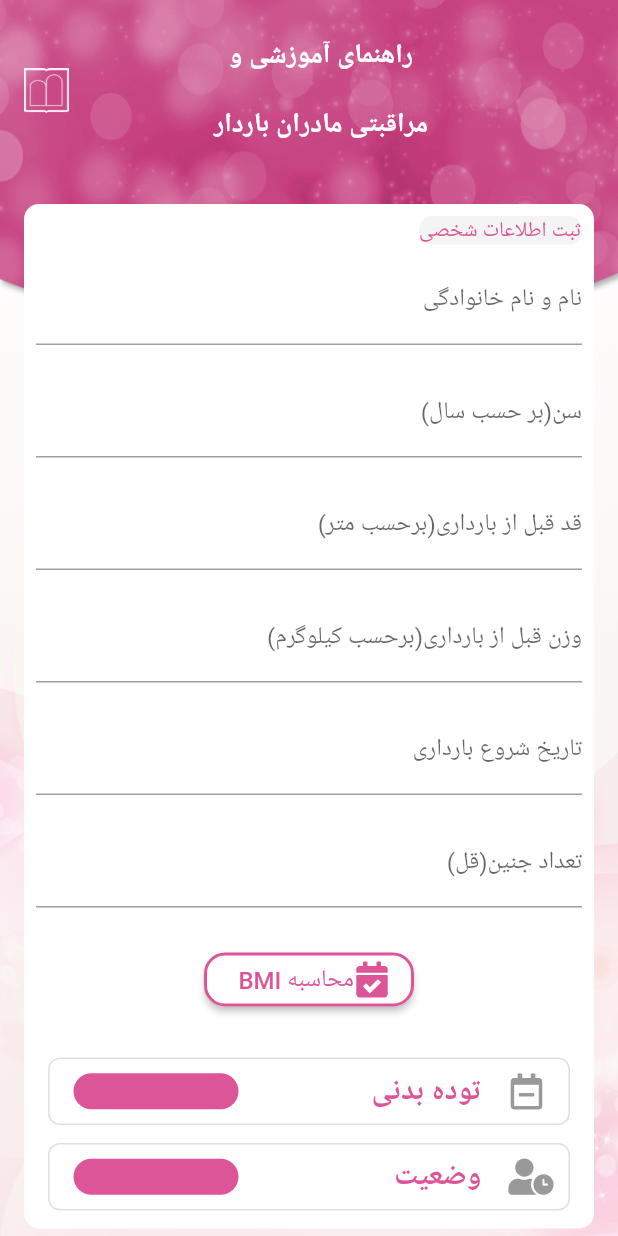
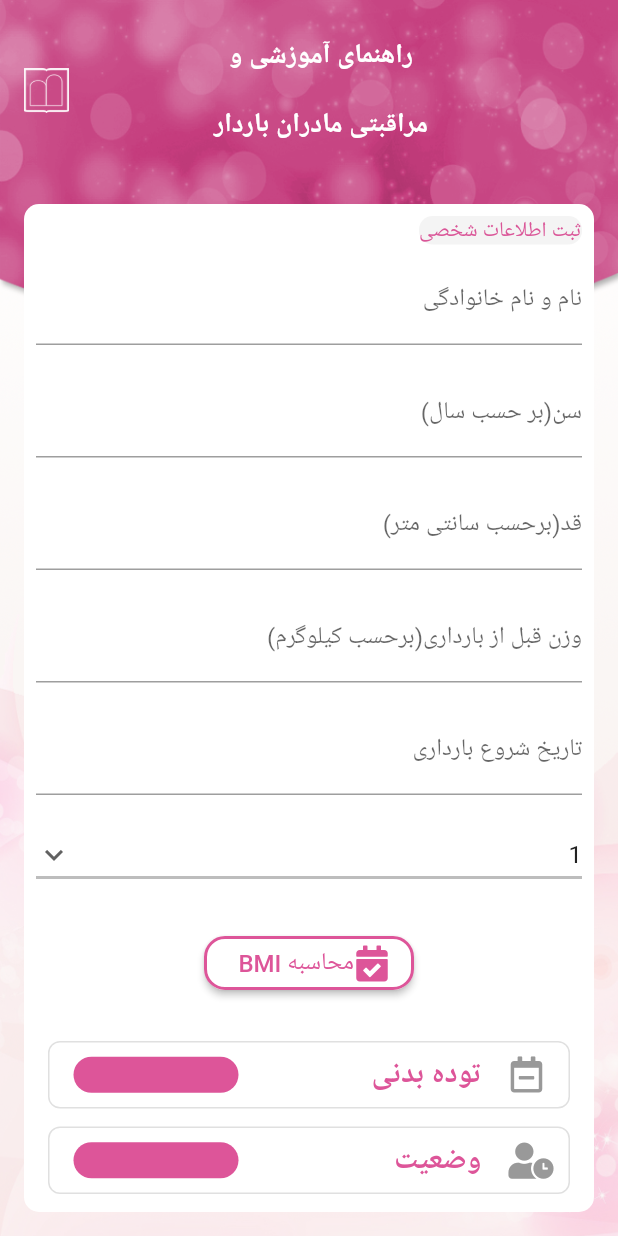
Before and after one commit to nima1998-AEC/Pregnancy, a Flutter app: the IntroPageB screen opened directly, after a tap on the "arrow forward" icon, on a phone screen of 412 x 824 dp. Run offline on Flutter 3.47's test engine with Material 2 defaults, Android fonts, the phone set to English and light mode, and no system bars; our stand-ins replace assets_audio_player, auto_size_text, charts_flutter, fluttertoast, font_awesome_flutter, shared_preferences; missing offline and left inert: persian_datepicker; accounts and stored records are empty; Roboto replaces fonts that are missing (Terafik, Yekan); project files that could hold a hidden picture were left out.

Commit message:
Update New Version

```diff
--- a/pregnancy_app/lib/Design/ProfilePageDesign.dart
+++ b/pregnancy_app/lib/Design/ProfilePageDesign.dart
@@ -28,7 +28,7 @@ class _ProfilePage extends State<ProfilePage> {
   final heightController = TextEditingController();
   final weightController = TextEditingController();
   final dateController = TextEditingController();
-  final numberController = TextEditingController();
+  String numberController = "1";
 
   String bmi = '';
   String status = '';
@@ -190,16 +190,17 @@ class _ProfilePage extends State<ProfilePage> {
                                       decimal: true),
                                   decoration: InputDecoration(
                                       helperText: notNull
-                                          ? "قد قبل از بارداری(برحسب متر)"
+                                          ? "قد(برحسب سانتی متر)"
                                           : null,
                                       hintText: notNull
-                                          ? motherProperties.height
-                                              .toStringAsFixed(2)
+                                          ? (motherProperties.height * 100)
+                                              .floorToDouble()
+                                              .floor()
                                               .toString()
                                           : null,
                                       labelText: notNull
                                           ? null
-                                          : "قد قبل از بارداری(برحسب متر)"),
+                                          : "قد(برحسب سانتی متر)"),
                                 ),
                                 margin: EdgeInsets.all(8.0),
                               ),
@@ -258,18 +259,43 @@ class _ProfilePage extends State<ProfilePage> {
                             ),
                             Directionality(
                               child: Container(
-                                child: TextFormField(
-                                  controller: numberController,
-                                  keyboardType:
-                                      TextInputType.numberWithOptions(),
-                                  decoration: InputDecoration(
-                                      helperText:
-                                          notNull ? "تعداد جنین(قل)" : null,
-                                      hintText: notNull
-                                          ? motherProperties.number.toString()
-                                          : null,
-                                      labelText:
-                                          notNull ? null : "تعداد جنین(قل)"),
+                                child: DropdownButton<String>(
+                                  value: numberController,
+                                  icon: Icon(Icons.keyboard_arrow_down),
+                                  iconSize: 24,
+                                  underline: Container(
+                                    height: 2,
+                                    color: Colors.black26,
+                                  ),
+                                  onChanged: (String newValue) {
+                                    setState(() {
+                                      if (newValue == "1")
+                                        numberController = "1";
+                                      else if (newValue == "2")
+                                        numberController = "2";
+                                      else
+                                        numberController = "2";
+                                    });
+                                  },
+                                  items: <String>[
+                                    '1',
+                                    '2',
+                                    'بیشتر از 2',
+                                  ].map<DropdownMenuItem<String>>(
+                                      (String value) {
+                                    return DropdownMenuItem<String>(
+                                      value: value,
+                                      child: Container(
+                                        alignment: Alignment.centerRight,
+                                        child: Text(
+                                          value,
+                                          textDirection: TextDirection.rtl,
+                                        ),
+                                      ),
+                                    );
+                                  }).toList(),
+                                  isExpanded: true,
+                                  // hint: Text("تعداد جنین"),
                                 ),
                                 margin: EdgeInsets.all(8.0),
                               ),
@@ -331,11 +357,16 @@ class _ProfilePage extends State<ProfilePage> {
                                       );
                                     } else if (_heightValid && _weightValid) {
                                       bmi = calculationBmi(
-                                          heightController.text,
-                                          weightController.text)[0];
+                                        (double.parse(heightController.text) /
+                                                100.0)
+                                            .toString(),
+                                        weightController.text,
+                                      )[0];
 
                                       status = calculationBmi(
-                                          heightController.text,
+                                          (double.parse(heightController.text) /
+                                                  100.0)
+                                              .toString(),
                                           weightController.text)[1];
                                       changeStatusColor(bmi);
                                     }
@@ -519,16 +550,18 @@ class _ProfilePage extends State<ProfilePage> {
                                 heightController.text,
                                 weightController.text,
                                 dateController.text,
-                                numberController.text);
+                                numberController.toString());
 
                             if (_valid) {
                               saveProfileData(
                                 nameController.text,
                                 int.parse(ageController.text),
-                                double.parse(heightController.text),
+                                double.parse(
+                                    (double.parse(heightController.text) / 100)
+                                        .toString()),
                                 double.parse(weightController.text),
                                 dateController.text,
-                                int.parse(numberController.text),
+                                int.parse(numberController.toString()),
                               );
                               Navigator.pushReplacementNamed(
                                   context, '/MainPage');
--- a/pregnancy_app/lib/Source/MainPageSource.dart
+++ b/pregnancy_app/lib/Source/MainPageSource.dart
@@ -7,11 +7,12 @@ Future<String> getWeek() async {
   final sp = await SharedPreferences.getInstance();
 
   String lastWeek, week;
-  List<String> weeks;
+  List<String> weeks = new List<String>();
 
   weeks = weeksList();
   lastWeek = sp.getString('lastWeek');
-  week = weeks[int.parse(lastWeek) - 1];
+  print("lastWeek =======> $lastWeek");
+  week = weeks[int.parse(lastWeek)];
 
   return week;
 }
@@ -79,5 +80,6 @@ Future<String> getStatus() async {
       status = 'چاق';
   }
 
+  print("status : $status");
   return status;
 }
--- a/pregnancy_app/lib/Source/Other.dart
+++ b/pregnancy_app/lib/Source/Other.dart
@@ -145,6 +145,7 @@ String weekKey(String weekName) {
   return weekKey;
 }
 
+
 // AppBar Widget
 Row appBar(var scaffolKey) {
   return Row(
```
Also changed, not shown: pregnancy_app/lib/Design/AddWeightPageDesign.dart (+72 -54 lines), pregnancy_app/lib/Source/AddWeightPageSource.dart (+16 -12 lines), pregnancy_app/lib/Source/SavingFunctions.dart (+10 -1 lines).
